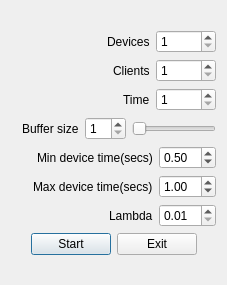
Old version of the form src/MainWindow/startupDialog.ui in the repository Hryapusek/aps-qt.
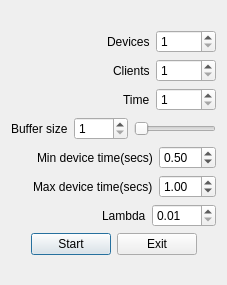
New version of the form.

The edit to the form file:
```diff
--- a/src/MainWindow/startupDialog.ui
+++ b/src/MainWindow/startupDialog.ui
@@ -220,7 +220,7 @@
             <number>1</number>
            </property>
            <property name="maximum">
-            <number>10</number>
+            <number>1000</number>
            </property>
           </widget>
          </item>
@@ -230,7 +230,7 @@
             <number>1</number>
            </property>
            <property name="maximum">
-            <number>10</number>
+            <number>1000</number>
            </property>
            <property name="orientation">
             <enum>Qt::Horizontal</enum>
@@ -350,7 +350,7 @@
             <double>0.010000000000000</double>
            </property>
            <property name="maximum">
-            <double>10.000000000000000</double>
+            <double>100.000000000000000</double>
            </property>
            <property name="singleStep">
             <double>0.100000000000000</double>
```
Left out of the diff: 6 changed lines with no effect on the pictures.
